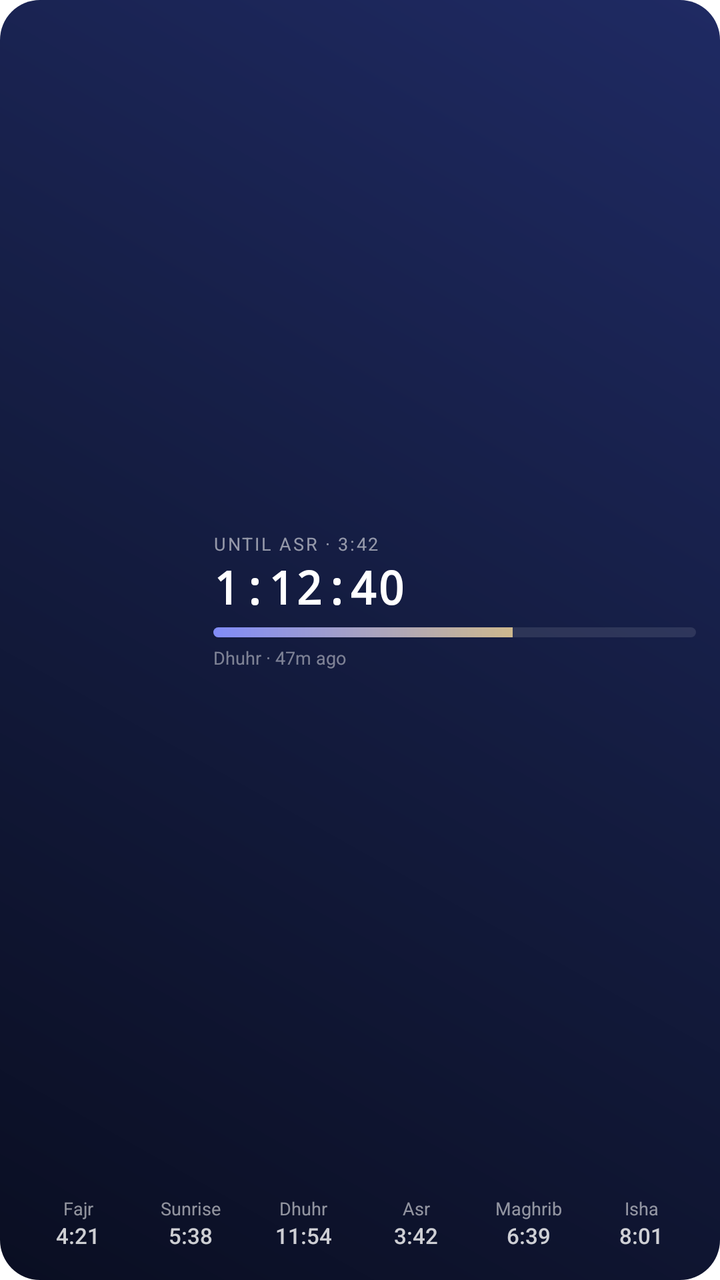
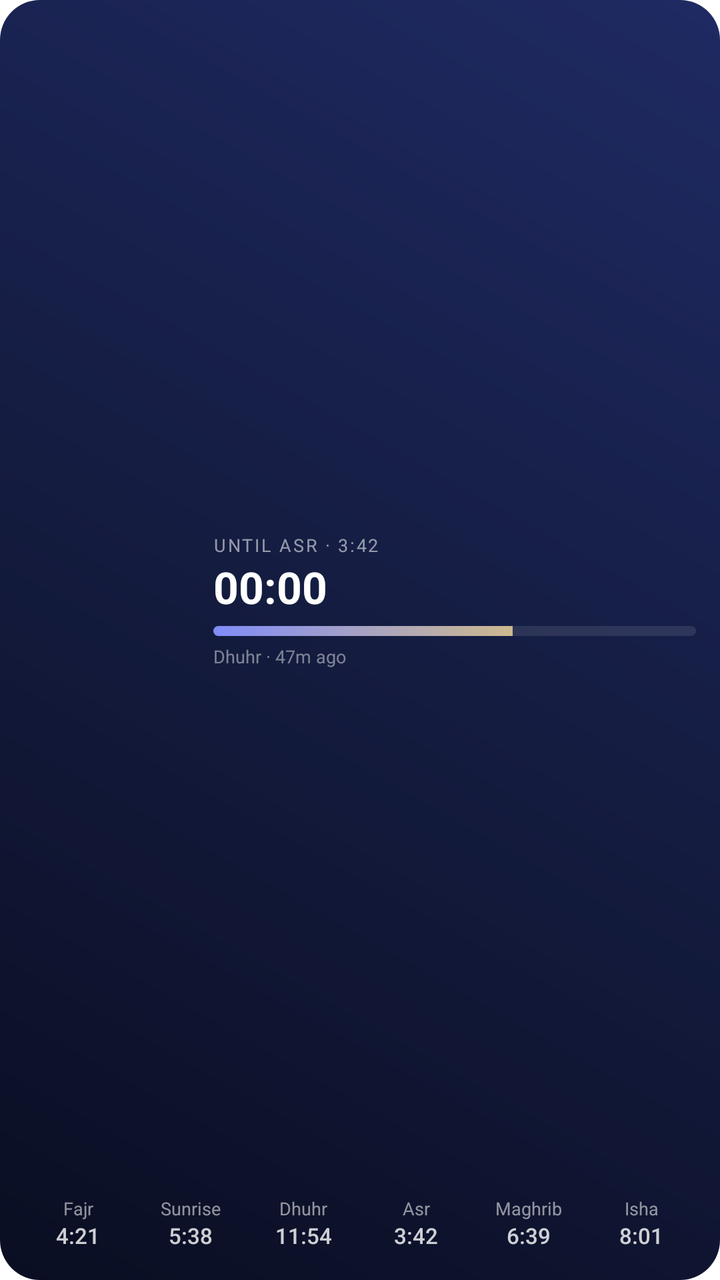

Compare the two renders of this Android layout. The source of the first and the diff that turns it into the second are given below.
<!-- AndroidManifest.xml: another module's application theme Theme.meeqat_app -->
<!-- res/layout/widget_prayer_4x2.xml -->
<?xml version="1.0" encoding="utf-8"?>
<LinearLayout xmlns:android="http://schemas.android.com/apk/res/android"
    android:id="@+id/widget_root"
    android:layout_width="match_parent"
    android:layout_height="match_parent"
    android:background="@drawable/widget_background"
    android:orientation="vertical"
    android:padding="12dp">

    <LinearLayout
        android:layout_width="match_parent"
        android:layout_height="0dp"
        android:layout_weight="1"
        android:orientation="horizontal"
        android:gravity="center_vertical">

        <ImageView
            android:id="@+id/moon_image"
            android:layout_width="0dp"
            android:layout_height="match_parent"
            android:layout_weight="0.26"
            android:adjustViewBounds="true"
            android:scaleType="fitCenter"
            android:contentDescription="@null" />

        <LinearLayout
            android:layout_width="0dp"
            android:layout_height="wrap_content"
            android:layout_weight="0.74"
            android:layout_marginStart="10dp"
            android:orientation="vertical">
            <TextView android:id="@+id/until_label" android:layout_width="wrap_content" android:layout_height="wrap_content" android:text="UNTIL ASR · 3:42" android:textColor="#8CFFFFFF" android:textSize="9sp" android:textAllCaps="true" android:letterSpacing="0.1" android:maxLines="1" android:ellipsize="end" />
            <TextView android:id="@+id/countdown" android:layout_width="wrap_content" android:layout_height="wrap_content" android:text="1:12:40" android:textColor="#FFFFFFFF" android:textSize="23sp" android:textStyle="bold" android:fontFamily="monospace" android:maxLines="1" />
            <ProgressBar
                android:id="@+id/next_progress"
                style="?android:attr/progressBarStyleHorizontal"
                android:layout_width="match_parent"
                android:layout_height="5dp"
                android:layout_marginTop="5dp"
                android:max="100"
                android:progress="62"
                android:progressDrawable="@drawable/widget_progress" />
            <TextView android:id="@+id/since_line" android:layout_width="wrap_content" android:layout_height="wrap_content" android:text="Dhuhr · 47m ago" android:textColor="#73FFFFFF" android:textSize="9sp" android:layout_marginTop="4dp" android:maxLines="1" />
        </LinearLayout>
    </LinearLayout>

    <include layout="@layout/widget_times_strip" android:layout_width="match_parent" android:layout_height="wrap_content" android:layout_marginTop="6dp" />

    
    <TextView android:id="@+id/hijri_date" android:layout_width="0dp" android:layout_height="0dp" android:visibility="gone" />
    <TextView android:id="@+id/now_clock" android:layout_width="0dp" android:layout_height="0dp" android:visibility="gone" />
    <TextView android:id="@+id/gregorian_date" android:layout_width="0dp" android:layout_height="0dp" android:visibility="gone" />
    <TextView android:id="@+id/location_text" android:layout_width="0dp" android:layout_height="0dp" android:visibility="gone" />

</LinearLayout>
<!-- res/layout/widget_times_strip.xml (included above) -->
<?xml version="1.0" encoding="utf-8"?>
<LinearLayout xmlns:android="http://schemas.android.com/apk/res/android"
    android:id="@+id/times_strip"
    android:layout_width="match_parent"
    android:layout_height="wrap_content"
    android:orientation="horizontal"
    android:baselineAligned="false">

    <LinearLayout
        android:id="@+id/strip_col_1"
        android:layout_width="0dp"
        android:layout_height="wrap_content"
        android:layout_weight="1"
        android:layout_marginEnd="1dp"
        android:orientation="vertical"
        android:gravity="center"
        android:paddingTop="3dp"
        android:paddingBottom="3dp">
        <TextView android:id="@+id/strip_label_1" android:layout_width="wrap_content" android:layout_height="wrap_content" android:text="Fajr" android:textColor="#8CFFFFFF" android:textSize="9sp" android:maxLines="1" />
        <TextView android:id="@+id/strip_time_1" android:layout_width="wrap_content" android:layout_height="wrap_content" android:text="4:21" android:textColor="#CCFFFFFF" android:textSize="11sp" android:fontFamily="sans-serif-medium" android:fontFeatureSettings="tnum" android:maxLines="1" />
    </LinearLayout>

    <LinearLayout
        android:id="@+id/strip_col_2"
        android:layout_width="0dp"
        android:layout_height="wrap_content"
        android:layout_weight="1"
        android:layout_marginStart="1dp"
        android:layout_marginEnd="1dp"
        android:orientation="vertical"
        android:gravity="center"
        android:paddingTop="3dp"
        android:paddingBottom="3dp">
        <TextView android:id="@+id/strip_label_2" android:layout_width="wrap_content" android:layout_height="wrap_content" android:text="Sunrise" android:textColor="#8CFFFFFF" android:textSize="9sp" android:maxLines="1" />
        <TextView android:id="@+id/strip_time_2" android:layout_width="wrap_content" android:layout_height="wrap_content" android:text="5:38" android:textColor="#CCFFFFFF" android:textSize="11sp" android:fontFamily="sans-serif-medium" android:fontFeatureSettings="tnum" android:maxLines="1" />
    </LinearLayout>

    <LinearLayout
        android:id="@+id/strip_col_3"
        android:layout_width="0dp"
        android:layout_height="wrap_content"
        android:layout_weight="1"
        android:layout_marginStart="1dp"
        android:layout_marginEnd="1dp"
        android:orientation="vertical"
        android:gravity="center"
        android:paddingTop="3dp"
        android:paddingBottom="3dp">
        <TextView android:id="@+id/strip_label_3" android:layout_width="wrap_content" android:layout_height="wrap_content" android:text="Dhuhr" android:textColor="#8CFFFFFF" android:textSize="9sp" android:maxLines="1" />
        <TextView android:id="@+id/strip_time_3" android:layout_width="wrap_content" android:layout_height="wrap_content" android:text="11:54" android:textColor="#CCFFFFFF" android:textSize="11sp" android:fontFamily="sans-serif-medium" android:fontFeatureSettings="tnum" android:maxLines="1" />
    </LinearLayout>

    <LinearLayout
        android:id="@+id/strip_col_4"
        android:layout_width="0dp"
        android:layout_height="wrap_content"
        android:layout_weight="1"
        android:layout_marginStart="1dp"
        android:layout_marginEnd="1dp"
        android:orientation="vertical"
        android:gravity="center"
        android:paddingTop="3dp"
        android:paddingBottom="3dp">
        <TextView android:id="@+id/strip_label_4" android:layout_width="wrap_content" android:layout_height="wrap_content" android:text="Asr" android:textColor="#8CFFFFFF" android:textSize="9sp" android:maxLines="1" />
        <TextView android:id="@+id/strip_time_4" android:layout_width="wrap_content" android:layout_height="wrap_content" android:text="3:42" android:textColor="#CCFFFFFF" android:textSize="11sp" android:fontFamily="sans-serif-medium" android:fontFeatureSettings="tnum" android:maxLines="1" />
    </LinearLayout>

    <LinearLayout
        android:id="@+id/strip_col_5"
        android:layout_width="0dp"
        android:layout_height="wrap_content"
        android:layout_weight="1"
        android:layout_marginStart="1dp"
        android:layout_marginEnd="1dp"
        android:orientation="vertical"
        android:gravity="center"
        android:paddingTop="3dp"
        android:paddingBottom="3dp">
        <TextView android:id="@+id/strip_label_5" android:layout_width="wrap_content" android:layout_height="wrap_content" android:text="Maghrib" android:textColor="#8CFFFFFF" android:textSize="9sp" android:maxLines="1" />
        <TextView android:id="@+id/strip_time_5" android:layout_width="wrap_content" android:layout_height="wrap_content" android:text="6:39" android:textColor="#CCFFFFFF" android:textSize="11sp" android:fontFamily="sans-serif-medium" android:fontFeatureSettings="tnum" android:maxLines="1" />
    </LinearLayout>

    <LinearLayout
        android:id="@+id/strip_col_6"
        android:layout_width="0dp"
        android:layout_height="wrap_content"
        android:layout_weight="1"
        android:layout_marginStart="1dp"
        android:orientation="vertical"
        android:gravity="center"
        android:paddingTop="3dp"
        android:paddingBottom="3dp">
        <TextView android:id="@+id/strip_label_6" android:layout_width="wrap_content" android:layout_height="wrap_content" android:text="Isha" android:textColor="#8CFFFFFF" android:textSize="9sp" android:maxLines="1" />
        <TextView android:id="@+id/strip_time_6" android:layout_width="wrap_content" android:layout_height="wrap_content" android:text="8:01" android:textColor="#CCFFFFFF" android:textSize="11sp" android:fontFamily="sans-serif-medium" android:fontFeatureSettings="tnum" android:maxLines="1" />
    </LinearLayout>

</LinearLayout>
<!-- resources referenced by this layout -->
<resources>
  <!-- drawable widget_background (drawable) -->
  <?xml version="1.0" encoding="utf-8"?>
  <shape xmlns:android="http://schemas.android.com/apk/res/android"
      android:shape="rectangle">
      <gradient
          android:type="linear"
          android:angle="225"
          android:startColor="#1f2a63"
          android:centerColor="#141c40"
          android:endColor="#0a0e22" />
      <corners android:radius="20dp" />
  </shape>
  <!-- drawable widget_progress (drawable) -->
  <?xml version="1.0" encoding="utf-8"?>
  <layer-list xmlns:android="http://schemas.android.com/apk/res/android">
      <item android:id="@android:id/background">
          <shape android:shape="rectangle">
              <solid android:color="#1AFFFFFF" />
              <corners android:radius="3dp" />
          </shape>
      </item>
      <item android:id="@android:id/progress">
          <clip>
              <shape android:shape="rectangle">
                  <gradient
                      android:angle="0"
                      android:startColor="#818CF8"
                      android:endColor="#FCD34D" />
                  <corners android:radius="3dp" />
              </shape>
          </clip>
      </item>
  </layer-list>
  <style name="Theme.meeqat_app" parent="Theme.MaterialComponents.DayNight.NoActionBar">
          
      </style>
</resources>

<!-- the commit's change to res/layout/widget_prayer_4x2.xml (unified diff, before → after) -->
@@ -30,7 +30,8 @@
             android:layout_marginStart="10dp"
             android:orientation="vertical">
             <TextView android:id="@+id/until_label" android:layout_width="wrap_content" android:layout_height="wrap_content" android:text="UNTIL ASR · 3:42" android:textColor="#8CFFFFFF" android:textSize="9sp" android:textAllCaps="true" android:letterSpacing="0.1" android:maxLines="1" android:ellipsize="end" />
-            <TextView android:id="@+id/countdown" android:layout_width="wrap_content" android:layout_height="wrap_content" android:text="1:12:40" android:textColor="#FFFFFFFF" android:textSize="23sp" android:textStyle="bold" android:fontFamily="monospace" android:maxLines="1" />
+            
+            <Chronometer android:id="@+id/countdown" android:layout_width="wrap_content" android:layout_height="wrap_content" android:countDown="true" android:text="1:12:40" android:textColor="#FFFFFFFF" android:textSize="22sp" android:textStyle="bold" android:fontFamily="sans-serif" android:fontFeatureSettings="tnum" android:maxLines="1" />
             <ProgressBar
                 android:id="@+id/next_progress"
                 style="?android:attr/progressBarStyleHorizontal"
@@ -48,7 +49,6 @@
 
     
     <TextView android:id="@+id/hijri_date" android:layout_width="0dp" android:layout_height="0dp" android:visibility="gone" />
-    <TextView android:id="@+id/now_clock" android:layout_width="0dp" android:layout_height="0dp" android:visibility="gone" />
     <TextView android:id="@+id/gregorian_date" android:layout_width="0dp" android:layout_height="0dp" android:visibility="gone" />
     <TextView android:id="@+id/location_text" android:layout_width="0dp" android:layout_height="0dp" android:visibility="gone" />
 
